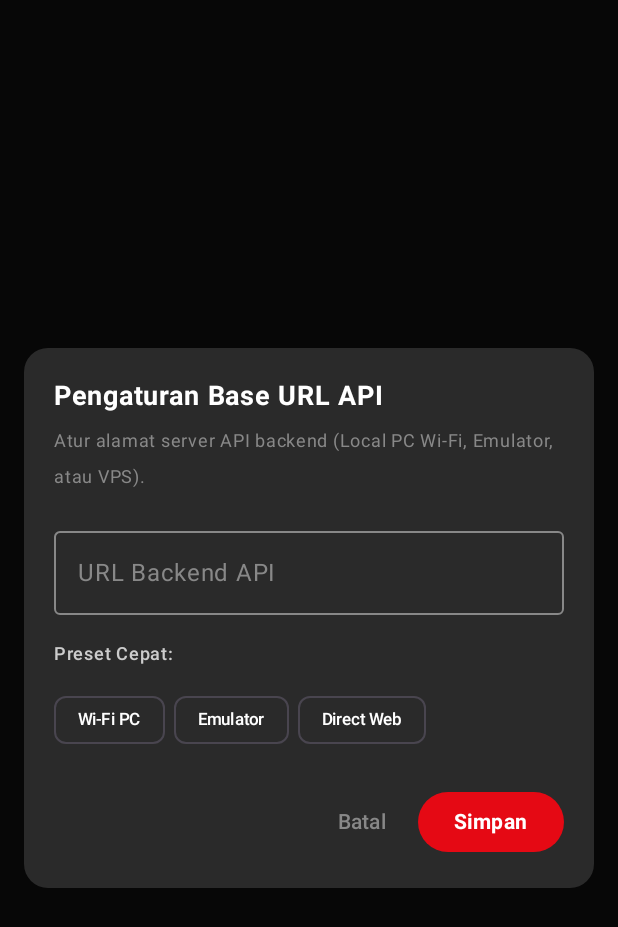
After one commit to Ryhan535/idlix-android, an Android app built with Jetpack Compose: the composable ApiSettingsDialog called with empty values, on a phone screen of 412 x 824 dp. The commit adds this screen. Shown: the top 927 px of the screen. Run offline under Robolectric (Android 15) with nearby library versions, the phone set to English and light mode, and no system bars.

Commit message:
feat: fixing api direction and client

```diff
--- a/app/src/main/java/com/idlix/android/MainActivity.kt
+++ b/app/src/main/java/com/idlix/android/MainActivity.kt
@@ -12,6 +12,7 @@ import androidx.navigation.compose.NavHost
 import androidx.navigation.compose.composable
 import androidx.navigation.compose.rememberNavController
 import androidx.navigation.navArgument
+import com.idlix.android.config.AppConfig
 import com.idlix.android.data.api.IdlixApiClient
 import com.idlix.android.data.scraper.IdlixStreamScraper
 import com.idlix.android.ui.screens.DetailScreen
@@ -32,8 +33,9 @@ class MainActivity : ComponentActivity() {
                     color = DarkBackground
                 ) {
                     val navController = rememberNavController()
-                    val apiClient = remember { IdlixApiClient() }
-                    val scraper = remember { IdlixStreamScraper(this@MainActivity) }
+                    val savedApiUrl = remember { AppConfig.getApiBaseUrl(this@MainActivity) }
+                    val apiClient = remember { IdlixApiClient(baseUrl = savedApiUrl) }
+                    val scraper = remember { IdlixStreamScraper(context = this@MainActivity, baseUrl = savedApiUrl) }
 
                     NavHost(
                         navController = navController,
--- /dev/null
+++ b/app/src/main/java/com/idlix/android/ui/components/ApiSettingsDialog.kt
@@ -0,0 +1,130 @@
+package com.idlix.android.ui.components
+
+import androidx.compose.foundation.background
+import androidx.compose.foundation.layout.*
+import androidx.compose.foundation.shape.RoundedCornerShape
+import androidx.compose.material3.*
+import androidx.compose.runtime.*
+import androidx.compose.ui.Alignment
+import androidx.compose.ui.Modifier
+import androidx.compose.ui.graphics.Color
+import androidx.compose.ui.text.font.FontWeight
+import androidx.compose.ui.unit.dp
+import androidx.compose.ui.unit.sp
+import androidx.compose.ui.window.Dialog
+import com.idlix.android.config.AppConfig
+import com.idlix.android.ui.theme.CardBackground
+import com.idlix.android.ui.theme.RedAccent
+
+@OptIn(ExperimentalMaterial3Api::class)
+@Composable
+fun ApiSettingsDialog(
+    currentUrl: String,
+    onDismiss: () -> Unit,
+    onSave: (String) -> Unit
+) {
+    var inputUrl by remember { mutableStateOf(currentUrl) }
+
+    Dialog(onDismissRequest = onDismiss) {
+        Card(
+            modifier = Modifier
+                .fillMaxWidth()
+                .padding(16.dp),
+            shape = RoundedCornerShape(16.dp),
+            colors = CardDefaults.cardColors(containerColor = CardBackground)
+        ) {
+            Column(
+                modifier = Modifier
+                    .fillMaxWidth()
+                    .padding(20.dp),
+                horizontalAlignment = Alignment.Start
+            ) {
+                Text(
+                    text = "Pengaturan Base URL API",
+                    color = Color.White,
+                    fontSize = 18.sp,
+                    fontWeight = FontWeight.Bold
+                )
+
+                Spacer(modifier = Modifier.height(6.dp))
+
+                Text(
+                    text = "Atur alamat server API backend (Local PC Wi-Fi, Emulator, atau VPS).",
+                    color = Color.Gray,
+                    fontSize = 12.sp
+                )
+
+                Spacer(modifier = Modifier.height(16.dp))
+
+                OutlinedTextField(
+                    value = inputUrl,
+                    onValueChange = { inputUrl = it },
+                    label = { Text("URL Backend API") },
+                    singleLine = true,
+                    colors = OutlinedTextFieldDefaults.colors(
+                        focusedBorderColor = RedAccent,
+                        unfocusedBorderColor = Color.Gray,
+                        focusedLabelColor = RedAccent,
+                        unfocusedLabelColor = Color.Gray,
+                        focusedTextColor = Color.White,
+                        unfocusedTextColor = Color.White
+                    ),
+                    modifier = Modifier.fillMaxWidth()
+                )
+
+                Spacer(modifier = Modifier.height(14.dp))
+
+                Text(
+                    text = "Preset Cepat:",
+                    color = Color.LightGray,
+                    fontSize = 12.sp,
+                    fontWeight = FontWeight.SemiBold
+                )
+
+                Spacer(modifier = Modifier.height(8.dp))
+
+                // Preset Buttons
+                Row(
+                    modifier = Modifier.fillMaxWidth(),
+                    horizontalArrangement = Arrangement.spacedBy(6.dp)
+                ) {
+                    AssistChip(
+                        onClick = { inputUrl = "http://192.168.1.69:3000" },
+                        label = { Text("Wi-Fi PC", fontSize = 11.sp) }
+                    )
+
+                    AssistChip(
+                        onClick = { inputUrl = "http://10.0.2.2:3000" },
+                        label = { Text("Emulator", fontSize = 11.sp) }
+                    )
+
+                    AssistChip(
+                        onClick = { inputUrl = AppConfig.WEBSITE_BASE_URL },
+                        label = { Text("Direct Web", fontSize = 11.sp) }
+                    )
+                }
+
+                Spacer(modifier = Modifier.height(20.dp))
+
+                Row(
+                    modifier = Modifier.fillMaxWidth(),
+                    horizontalArrangement = Arrangement.End,
+                    verticalAlignment = Alignment.CenterVertically
+                ) {
+                    TextButton(onClick = onDismiss) {
+                        Text("Batal", color = Color.Gray)
+                    }
+
+                    Spacer(modifier = Modifier.width(8.dp))
+
+                    Button(
+                        onClick = { onSave(inputUrl) },
+                        colors = ButtonDefaults.buttonColors(containerColor = RedAccent)
+                    ) {
+                        Text("Simpan", color = Color.White, fontWeight = FontWeight.Bold)
+                    }
+                }
+            }
+        }
+    }
+}
```
Also changed, not shown: app/src/main/java/com/idlix/android/config/AppConfig.kt (+39 -16 lines), app/src/main/java/com/idlix/android/data/api/IdlixApiClient.kt (+112 -37 lines), app/src/main/java/com/idlix/android/data/scraper/IdlixStreamScraper.kt (+197 -121 lines), app/src/main/java/com/idlix/android/ui/screens/DetailScreen.kt (+8 -1 lines), app/src/main/java/com/idlix/android/ui/screens/HomeScreen.kt (+46 -1 lines), 1 other file.
